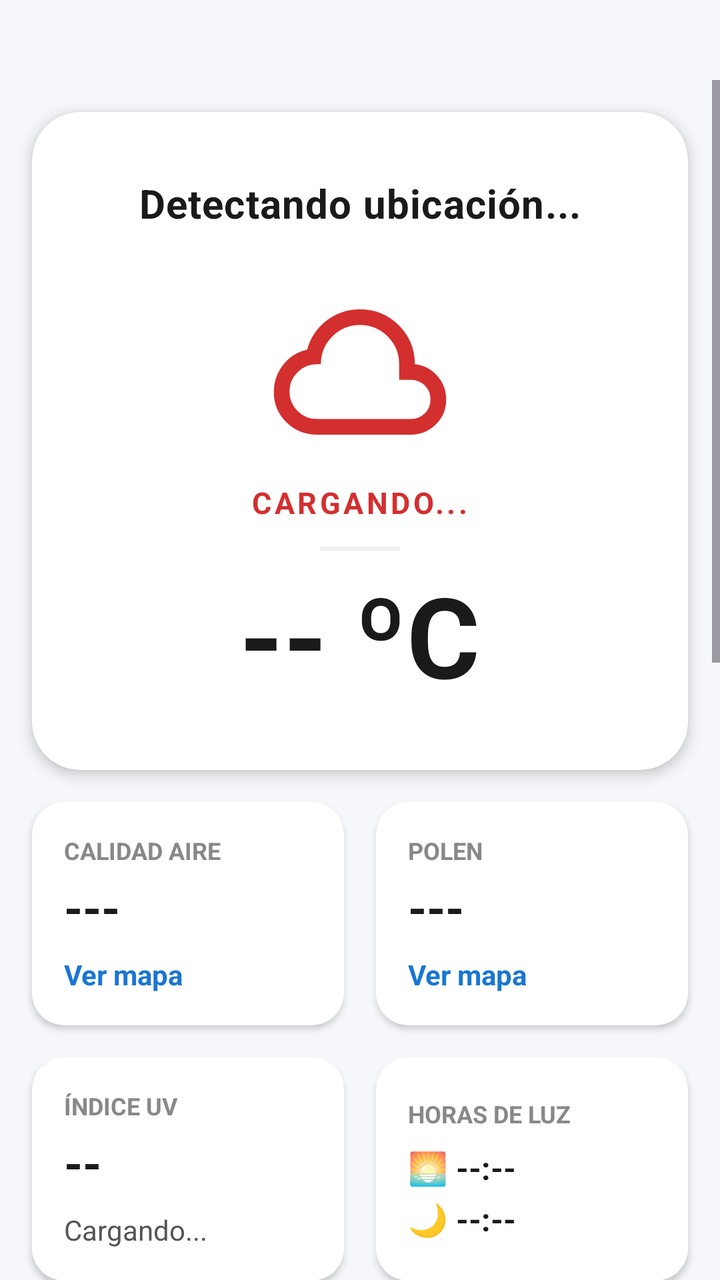
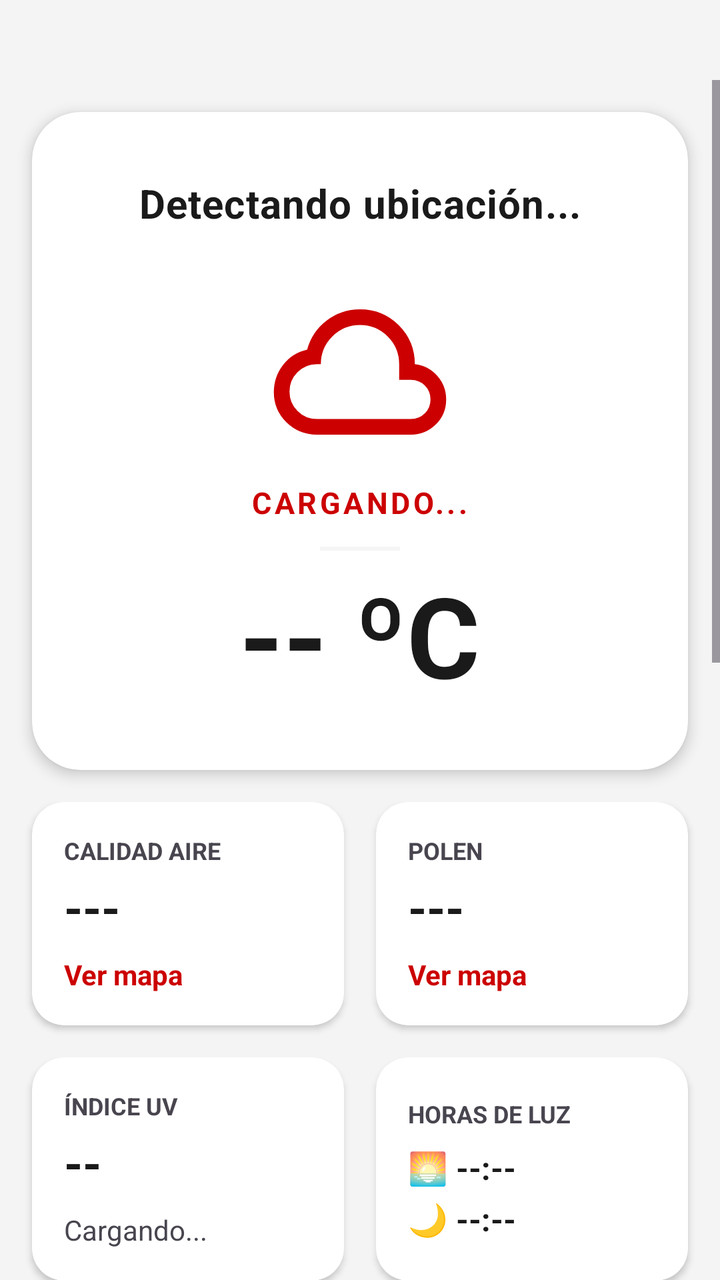

Compare the two renders of this Android layout. The source of the first and the diff that turns it into the second are given below.
<!-- AndroidManifest.xml: application theme Theme.Unigodas -->
<!-- res/layout/fragment_weather.xml -->
<?xml version="1.0" encoding="utf-8"?>
<ScrollView xmlns:android="http://schemas.android.com/apk/res/android"
    xmlns:app="http://schemas.android.com/apk/res-auto"
    android:layout_width="match_parent"
    android:layout_height="match_parent"
    android:fillViewport="true"
    android:paddingTop="40dp"
    android:clipToPadding="false"
    android:background="#F5F7FA">

    <LinearLayout
        android:layout_width="match_parent"
        android:layout_height="match_parent"
        android:orientation="vertical">

        <androidx.cardview.widget.CardView
            android:layout_width="match_parent"
            android:layout_height="wrap_content"
            android:layout_margin="16dp"
            app:cardCornerRadius="24dp"
            app:cardElevation="4dp"
            app:cardBackgroundColor="@android:color/white">

            <LinearLayout
                android:layout_width="match_parent"
                android:layout_height="wrap_content"
                android:orientation="vertical"
                android:gravity="center"
                android:padding="32dp">

                <TextView
                    android:id="@+id/tvUbicacionPrincipal"
                    android:layout_width="wrap_content"
                    android:layout_height="wrap_content"
                    android:text="Detectando ubicación..."
                    android:textSize="20sp"
                    android:textStyle="bold"
                    android:textColor="#1A1A1A"
                    android:letterSpacing="0.02" />

                <ImageView
                    android:id="@+id/ivIconoClimaPrincipal"
                    android:layout_width="110dp"
                    android:layout_height="110dp"
                    android:layout_marginTop="16dp"
                    android:padding="8dp"
                    android:src="@drawable/ic_clima_nubes"
                    app:tint="#D32F2F" /> <TextView
                android:id="@+id/tvDescripcionClima"
                android:layout_width="wrap_content"
                android:layout_height="wrap_content"
                android:text="Cargando..."
                android:textSize="15sp"
                android:textAllCaps="true"
                android:letterSpacing="0.1"
                android:textColor="#D32F2F"
                android:textStyle="bold" />

                <View
                    android:layout_width="40dp"
                    android:layout_height="2dp"
                    android:background="#EEEEEE"
                    android:layout_marginTop="12dp"
                    android:layout_marginBottom="12dp" />

                <TextView
                    android:id="@+id/tvTemperaturaPrincipal"
                    android:layout_width="wrap_content"
                    android:layout_height="wrap_content"
                    android:text="-- ºC"
                    android:textSize="56sp"
                    android:textStyle="bold"
                    android:textColor="#1A1A1A"
                    android:includeFontPadding="false" />

            </LinearLayout>
        </androidx.cardview.widget.CardView>

        <LinearLayout
            android:layout_width="match_parent"
            android:layout_height="wrap_content"
            android:orientation="horizontal"
            android:layout_marginHorizontal="12dp"
            android:paddingHorizontal="4dp"
            android:paddingBottom="8dp"
            android:layout_marginBottom="8dp"
            android:clipToPadding="false"
            android:baselineAligned="false">

            <androidx.cardview.widget.CardView
                android:id="@+id/cvMapaAire"
                android:layout_width="0dp"
                android:layout_height="wrap_content"
                android:layout_weight="1"
                android:layout_marginEnd="8dp"
                app:cardCornerRadius="16dp"
                app:cardElevation="2dp"
                android:clickable="true"
                android:focusable="true"
                android:foreground="?attr/selectableItemBackground"
                app:cardBackgroundColor="@android:color/white">

                <LinearLayout
                    android:layout_width="match_parent"
                    android:layout_height="wrap_content"
                    android:orientation="vertical"
                    android:padding="16dp">

                    <TextView
                        android:layout_width="wrap_content"
                        android:layout_height="wrap_content"
                        android:text="CALIDAD AIRE"
                        android:textSize="12sp"
                        android:textStyle="bold"
                        android:textColor="#888888" />

                    <TextView
                        android:id="@+id/tvIndiceAire"
                        android:layout_width="wrap_content"
                        android:layout_height="wrap_content"
                        android:text="---"
                        android:textSize="24sp"
                        android:textStyle="bold"
                        android:textColor="#1A1A1A"
                        android:layout_marginTop="4dp"/>

                    <TextView
                        android:layout_width="wrap_content"
                        android:layout_height="wrap_content"
                        android:text="Ver mapa "
                        android:textSize="14sp"
                        android:textColor="#1976D2"
                        android:textStyle="bold"
                        android:layout_marginTop="8dp"/>
                </LinearLayout>
            </androidx.cardview.widget.CardView>

            <androidx.cardview.widget.CardView
                android:id="@+id/cvMapaPolen"
                android:layout_width="0dp"
                android:layout_height="wrap_content"
                android:layout_weight="1"
                android:layout_marginStart="8dp"
                app:cardCornerRadius="16dp"
                app:cardElevation="2dp"
                android:clickable="true"
                android:focusable="true"
                android:foreground="?attr/selectableItemBackground"
                app:cardBackgroundColor="@android:color/white">

                <LinearLayout
                    android:layout_width="match_parent"
                    android:layout_height="wrap_content"
                    android:orientation="vertical"
                    android:padding="16dp">

                    <TextView
                        android:layout_width="wrap_content"
                        android:layout_height="wrap_content"
                        android:text="POLEN"
                        android:textSize="12sp"
                        android:textStyle="bold"
                        android:textColor="#888888" />

                    <TextView
                        android:id="@+id/tvIndicePolen"
                        android:layout_width="wrap_content"
                        android:layout_height="wrap_content"
                        android:text="---"
                        android:textSize="24sp"
                        android:textStyle="bold"
                        android:textColor="#1A1A1A"
                        android:layout_marginTop="4dp"/>

                    <TextView
                        android:layout_width="wrap_content"
                        android:layout_height="wrap_content"
                        android:text="Ver mapa"
                        android:textSize="14sp"
                        android:textColor="#1976D2"
                        android:textStyle="bold"
                        android:layout_marginTop="8dp"/>
                </LinearLayout>
            </androidx.cardview.widget.CardView>
        </LinearLayout>
        <LinearLayout
            android:layout_width="match_parent"
            android:layout_height="wrap_content"
            android:orientation="horizontal"
            android:layout_marginHorizontal="12dp"
            android:paddingHorizontal="4dp"
            android:paddingBottom="8dp"
            android:layout_marginBottom="16dp"
            android:clipToPadding="false"
            android:baselineAligned="false">

            <androidx.cardview.widget.CardView
                android:layout_width="0dp"
                android:layout_height="match_parent"
                android:layout_weight="1"
                android:layout_marginEnd="8dp"
                app:cardCornerRadius="16dp"
                app:cardElevation="2dp"
                app:cardBackgroundColor="@android:color/white">

                <LinearLayout
                    android:layout_width="match_parent"
                    android:layout_height="match_parent"
                    android:orientation="vertical"
                    android:padding="16dp">

                    <TextView
                        android:layout_width="wrap_content"
                        android:layout_height="wrap_content"
                        android:text="ÍNDICE UV"
                        android:textSize="12sp"
                        android:textStyle="bold"
                        android:textColor="#888888" />

                    <TextView
                        android:id="@+id/tvValorUV"
                        android:layout_width="wrap_content"
                        android:layout_height="wrap_content"
                        android:text="--"
                        android:textSize="24sp"
                        android:textStyle="bold"
                        android:textColor="#1A1A1A"
                        android:layout_marginTop="4dp"/>

                    <TextView
                        android:id="@+id/tvDescUV"
                        android:layout_width="wrap_content"
                        android:layout_height="wrap_content"
                        android:text="Cargando..."
                        android:textSize="14sp"
                        android:textColor="#555555"
                        android:layout_marginTop="8dp"/>
                </LinearLayout>
            </androidx.cardview.widget.CardView>

            <androidx.cardview.widget.CardView
                android:layout_width="0dp"
                android:layout_height="match_parent"
                android:layout_weight="1"
                android:layout_marginStart="8dp"
                app:cardCornerRadius="16dp"
                app:cardElevation="2dp"
                app:cardBackgroundColor="@android:color/white">

                <LinearLayout
                    android:layout_width="match_parent"
                    android:layout_height="match_parent"
                    android:orientation="vertical"
                    android:padding="16dp"
                    android:gravity="center_vertical">

                    <TextView
                        android:layout_width="wrap_content"
                        android:layout_height="wrap_content"
                        android:text="HORAS DE LUZ"
                        android:textSize="12sp"
                        android:textStyle="bold"
                        android:textColor="#888888" />

                    <TextView
                        android:id="@+id/tvAmanecer"
                        android:layout_width="wrap_content"
                        android:layout_height="wrap_content"
                        android:text="🌅 --:--"
                        android:textSize="16sp"
                        android:textStyle="bold"
                        android:textColor="#1A1A1A"
                        android:layout_marginTop="8dp"/>

                    <TextView
                        android:id="@+id/tvAnochecer"
                        android:layout_width="wrap_content"
                        android:layout_height="wrap_content"
                        android:text="🌙 --:--"
                        android:textSize="16sp"
                        android:textStyle="bold"
                        android:textColor="#1A1A1A"
                        android:layout_marginTop="4dp"/>
                </LinearLayout>
            </androidx.cardview.widget.CardView>
        </LinearLayout>
        <TextView
            android:layout_width="match_parent"
            android:layout_height="wrap_content"
            android:text="Clima en tus Campus Favoritos"
            android:textSize="16sp"
            android:textStyle="bold"
            android:paddingHorizontal="16dp"
            android:paddingTop="16dp"
            android:paddingBottom="8dp" />

        <GridLayout
            android:id="@+id/glFavoritosContainer"
            android:layout_width="match_parent"
            android:layout_height="wrap_content"
            android:columnCount="3"
            android:paddingHorizontal="12dp"
            android:alignmentMode="alignMargins" />

        <androidx.cardview.widget.CardView
            android:layout_width="match_parent"
            android:layout_height="wrap_content"
            android:layout_marginHorizontal="16dp"
            android:layout_marginTop="20dp"
            android:layout_marginBottom="8dp"
            app:cardCornerRadius="16dp"
            app:cardElevation="0dp"
            app:cardBackgroundColor="#FFF5F5">
            <LinearLayout
                android:layout_width="match_parent"
                android:layout_height="wrap_content"
                android:orientation="vertical"
                android:padding="20dp">

                <TextView
                    android:layout_width="wrap_content"
                    android:layout_height="wrap_content"
                    android:text="Pronóstico Euskalmet"
                    android:textStyle="bold"
                    android:textSize="14sp"
                    android:textColor="#D32F2F" />
                <TextView
                    android:id="@+id/tvPronosticoBilbao"
                    android:layout_width="match_parent"
                    android:layout_height="wrap_content"
                    android:layout_marginTop="8dp"
                    android:text="Cargando información oficial..."
                    android:textSize="14sp"
                    android:lineHeight="20sp"
                    android:textColor="#444444" />
            </LinearLayout>
        </androidx.cardview.widget.CardView>

        <TextView
            android:layout_width="match_parent"
            android:layout_height="wrap_content"
            android:text="Radar de Precipitaciones en Vivo"
            android:textSize="16sp"
            android:textStyle="bold"
            android:padding="16dp"
            android:layout_marginTop="8dp"/>

        <WebView
            android:id="@+id/wvRadarLluvia"
            android:layout_width="match_parent"
            android:layout_height="400dp"
            android:layout_margin="16dp"
            android:background="@android:color/darker_gray"/>

    </LinearLayout>
</ScrollView>
<!-- resources referenced by this layout -->
<resources>
  <!-- drawable ic_clima_nubes (drawable) -->
  <vector xmlns:android="http://schemas.android.com/apk/res/android" android:height="24dp" android:tint="#000000" android:viewportHeight="960" android:viewportWidth="960" android:width="24dp">
        
      <path android:fillColor="@android:color/white" android:pathData="M260,800Q169,800 104.5,737Q40,674 40,583Q40,505 87,444Q134,383 210,366Q235,274 310,217Q385,160 480,160Q597,160 678.5,241.5Q760,323 760,440L760,440L760,440Q829,448 874.5,499.5Q920,551 920,620Q920,695 867.5,747.5Q815,800 740,800L260,800ZM260,720L740,720Q782,720 811,691Q840,662 840,620Q840,578 811,549Q782,520 740,520L680,520L680,440Q680,357 621.5,298.5Q563,240 480,240Q397,240 338.5,298.5Q280,357 280,440L280,440L260,440Q202,440 161,481Q120,522 120,580Q120,638 161,679Q202,720 260,720ZM480,480Q480,480 480,480Q480,480 480,480Q480,480 480,480Q480,480 480,480L480,480L480,480Q480,480 480,480Q480,480 480,480Q480,480 480,480Q480,480 480,480L480,480L480,480Q480,480 480,480Q480,480 480,480Q480,480 480,480Q480,480 480,480Z"/>
      
  </vector>
  <style name="Theme.Unigodas" parent="Base.Theme.Unigodas" />
  <style name="Base.Theme.Unigodas" parent="Theme.Material3.DayNight.NoActionBar">
          
          <item name="colorPrimary">@color/bilbao_red</item>
          <item name="colorOnPrimary">@color/white</item>
          <item name="colorPrimaryContainer">@color/bilbao_red_dark</item>
  
          
          <item name="colorSecondary">@color/bilbao_grey_dark</item>
          <item name="colorOnSecondary">@color/white</item>
  
          
          <item name="android:colorBackground">@color/bg_light</item>
          <item name="colorSurface">@color/white</item>
  
          <item name="preferenceTheme">@style/PreferenceThemeOverlay</item>
      </style>
  <color name="bilbao_red">#FFCC0000</color>
  <color name="white">#FFFFFF</color>
  <color name="bilbao_red_dark">#FF990000</color>
  <color name="bilbao_grey_dark">#FF333333</color>
  <color name="bg_light">#F4F4F4</color>
</resources>

<!-- the commit's change to res/layout/fragment_weather.xml (unified diff, before → after) -->
@@ -6,7 +6,7 @@
     android:fillViewport="true"
     android:paddingTop="40dp"
     android:clipToPadding="false"
-    android:background="#F5F7FA">
+    android:background="?android:attr/colorBackground">
 
     <LinearLayout
         android:layout_width="match_parent"
@@ -19,7 +19,7 @@
             android:layout_margin="16dp"
             app:cardCornerRadius="24dp"
             app:cardElevation="4dp"
-            app:cardBackgroundColor="@android:color/white">
+            app:cardBackgroundColor="?attr/colorSurface">
 
             <LinearLayout
                 android:layout_width="match_parent"
@@ -35,7 +35,7 @@
                     android:text="Detectando ubicación..."
                     android:textSize="20sp"
                     android:textStyle="bold"
-                    android:textColor="#1A1A1A"
+                    android:textColor="?attr/colorOnSurface"
                     android:letterSpacing="0.02" />
 
                 <ImageView
@@ -45,21 +45,23 @@
                     android:layout_marginTop="16dp"
                     android:padding="8dp"
                     android:src="@drawable/ic_clima_nubes"
-                    app:tint="#D32F2F" /> <TextView
-                android:id="@+id/tvDescripcionClima"
-                android:layout_width="wrap_content"
-                android:layout_height="wrap_content"
-                android:text="Cargando..."
-                android:textSize="15sp"
-                android:textAllCaps="true"
-                android:letterSpacing="0.1"
-                android:textColor="#D32F2F"
-                android:textStyle="bold" />
+                    app:tint="@color/bilbao_red" />
+
+                <TextView
+                    android:id="@+id/tvDescripcionClima"
+                    android:layout_width="wrap_content"
+                    android:layout_height="wrap_content"
+                    android:text="Cargando..."
+                    android:textSize="15sp"
+                    android:textAllCaps="true"
+                    android:letterSpacing="0.1"
+                    android:textColor="@color/bilbao_red"
+                    android:textStyle="bold" />
 
                 <View
                     android:layout_width="40dp"
                     android:layout_height="2dp"
-                    android:background="#EEEEEE"
+                    android:background="?attr/colorSurfaceVariant"
                     android:layout_marginTop="12dp"
                     android:layout_marginBottom="12dp" />
 
@@ -70,7 +72,7 @@
                     android:text="-- ºC"
                     android:textSize="56sp"
                     android:textStyle="bold"
-                    android:textColor="#1A1A1A"
+                    android:textColor="?attr/colorOnSurface"
                     android:includeFontPadding="false" />
 
             </LinearLayout>
@@ -98,7 +100,7 @@
                 android:clickable="true"
                 android:focusable="true"
                 android:foreground="?attr/selectableItemBackground"
-                app:cardBackgroundColor="@android:color/white">
+                app:cardBackgroundColor="?attr/colorSurface">
 
                 <LinearLayout
                     android:layout_width="match_parent"
@@ -112,7 +114,7 @@
                         android:text="CALIDAD AIRE"
                         android:textSize="12sp"
                         android:textStyle="bold"
-                        android:textColor="#888888" />
+                        android:textColor="?android:attr/textColorSecondary" />
 
                     <TextView
                         android:id="@+id/tvIndiceAire"
@@ -121,7 +123,7 @@
                         android:text="---"
                         android:textSize="24sp"
                         android:textStyle="bold"
-                        android:textColor="#1A1A1A"
+                        android:textColor="?attr/colorOnSurface"
                         android:layout_marginTop="4dp"/>
 
                     <TextView
@@ -129,7 +131,7 @@
                         android:layout_height="wrap_content"
                         android:text="Ver mapa "
                         android:textSize="14sp"
-                        android:textColor="#1976D2"
+                        android:textColor="?attr/colorPrimary"
                         android:textStyle="bold"
                         android:layout_marginTop="8dp"/>
                 </LinearLayout>
@@ -146,7 +148,7 @@
                 android:clickable="true"
                 android:focusable="true"
                 android:foreground="?attr/selectableItemBackground"
-                app:cardBackgroundColor="@android:color/white">
+                app:cardBackgroundColor="?attr/colorSurface">
 
                 <LinearLayout
                     android:layout_width="match_parent"
@@ -160,7 +162,7 @@
                         android:text="POLEN"
                         android:textSize="12sp"
                         android:textStyle="bold"
-                        android:textColor="#888888" />
+                        android:textColor="?android:attr/textColorSecondary" />
 
                     <TextView
                         android:id="@+id/tvIndicePolen"
@@ -169,7 +171,7 @@
                         android:text="---"
                         android:textSize="24sp"
                         android:textStyle="bold"
-                        android:textColor="#1A1A1A"
+                        android:textColor="?attr/colorOnSurface"
                         android:layout_marginTop="4dp"/>
 
                     <TextView
@@ -177,12 +179,13 @@
                         android:layout_height="wrap_content"
                         android:text="Ver mapa"
                         android:textSize="14sp"
-                        android:textColor="#1976D2"
+                        android:textColor="?attr/colorPrimary"
                         android:textStyle="bold"
                         android:layout_marginTop="8dp"/>
                 </LinearLayout>
             </androidx.cardview.widget.CardView>
         </LinearLayout>
+
         <LinearLayout
             android:layout_width="match_parent"
             android:layout_height="wrap_content"
@@ -201,7 +204,7 @@
                 android:layout_marginEnd="8dp"
                 app:cardCornerRadius="16dp"
                 app:cardElevation="2dp"
-                app:cardBackgroundColor="@android:color/white">
+                app:cardBackgroundColor="?attr/colorSurface">
 
                 <LinearLayout
                     android:layout_width="match_parent"
@@ -215,7 +218,7 @@
                         android:text="ÍNDICE UV"
                         android:textSize="12sp"
                         android:textStyle="bold"
-                        android:textColor="#888888" />
+                        android:textColor="?android:attr/textColorSecondary" />
 
                     <TextView
                         android:id="@+id/tvValorUV"
@@ -224,7 +227,7 @@
                         android:text="--"
                         android:textSize="24sp"
                         android:textStyle="bold"
-                        android:textColor="#1A1A1A"
+                        android:textColor="?attr/colorOnSurface"
                         android:layout_marginTop="4dp"/>
 
                     <TextView
@@ -233,7 +236,7 @@
                         android:layout_height="wrap_content"
                         android:text="Cargando..."
                         android:textSize="14sp"
-                        android:textColor="#555555"
+                        android:textColor="?android:attr/textColorSecondary"
                         android:layout_marginTop="8dp"/>
                 </LinearLayout>
             </androidx.cardview.widget.CardView>
@@ -245,7 +248,7 @@
                 android:layout_marginStart="8dp"
                 app:cardCornerRadius="16dp"
                 app:cardElevation="2dp"
-                app:cardBackgroundColor="@android:color/white">
+                app:cardBackgroundColor="?attr/colorSurface">
 
                 <LinearLayout
                     android:layout_width="match_parent"
@@ -260,7 +263,7 @@
                         android:text="HORAS DE LUZ"
                         android:textSize="12sp"
                         android:textStyle="bold"
-                        android:textColor="#888888" />
+                        android:textColor="?android:attr/textColorSecondary" />
 
                     <TextView
                         android:id="@+id/tvAmanecer"
@@ -269,7 +272,7 @@
                         android:text="🌅 --:--"
                         android:textSize="16sp"
                         android:textStyle="bold"
-                        android:textColor="#1A1A1A"
+                        android:textColor="?attr/colorOnSurface"
                         android:layout_marginTop="8dp"/>
 
                     <TextView
@@ -279,11 +282,12 @@
                         android:text="🌙 --:--"
                         android:textSize="16sp"
                         android:textStyle="bold"
-                        android:textColor="#1A1A1A"
+                        android:textColor="?attr/colorOnSurface"
                         android:layout_marginTop="4dp"/>
                 </LinearLayout>
             </androidx.cardview.widget.CardView>
         </LinearLayout>
+
         <TextView
             android:layout_width="match_parent"
             android:layout_height="wrap_content"
@@ -292,7 +296,8 @@
             android:textStyle="bold"
             android:paddingHorizontal="16dp"
             android:paddingTop="16dp"
-            android:paddingBottom="8dp" />
+            android:paddingBottom="8dp"
+            android:textColor="?attr/colorOnSurface" />
 
         <GridLayout
             android:id="@+id/glFavoritosContainer"
@@ -310,7 +315,7 @@
             android:layout_marginBottom="8dp"
             app:cardCornerRadius="16dp"
             app:cardElevation="0dp"
-            app:cardBackgroundColor="#FFF5F5">
+            app:cardBackgroundColor="?attr/colorSurfaceVariant">
             <LinearLayout
                 android:layout_width="match_parent"
                 android:layout_height="wrap_content"
@@ -323,7 +328,7 @@
                     android:text="Pronóstico Euskalmet"
                     android:textStyle="bold"
                     android:textSize="14sp"
-                    android:textColor="#D32F2F" />
+                    android:textColor="@color/bilbao_red" />
                 <TextView
                     android:id="@+id/tvPronosticoBilbao"
                     android:layout_width="match_parent"
@@ -332,7 +337,7 @@
                     android:text="Cargando información oficial..."
                     android:textSize="14sp"
                     android:lineHeight="20sp"
-                    android:textColor="#444444" />
+                    android:textColor="?attr/colorOnSurfaceVariant" />
             </LinearLayout>
         </androidx.cardview.widget.CardView>
 
@@ -343,7 +348,8 @@
             android:textSize="16sp"
             android:textStyle="bold"
             android:padding="16dp"
-            android:layout_marginTop="8dp"/>
+            android:layout_marginTop="8dp"
+            android:textColor="?attr/colorOnSurface" />
 
         <WebView
             android:id="@+id/wvRadarLluvia"
<!-- resource entries referenced after the edit -->
@@ -12,6 +12,7 @@
           <item name="colorPrimary">@color/bilbao_red</item>
           <item name="colorOnPrimary">@color/white</item>
           <item name="colorPrimaryContainer">@color/bilbao_red_dark</item>
+          <item name="colorOnPrimaryContainer">@color/white</item>
   
           
           <item name="colorSecondary">@color/bilbao_grey_dark</item>
@@ -20,6 +21,9 @@
           
           <item name="android:colorBackground">@color/bg_light</item>
           <item name="colorSurface">@color/white</item>
+          <item name="colorOnSurface">@color/text_dark</item>
+          <item name="colorSurfaceVariant">#F5F5F5</item>
+          <item name="colorOnSurfaceVariant">@color/text_medium</item>
   
           <item name="preferenceTheme">@style/PreferenceThemeOverlay</item>
       </style>
@@ -28,5 +32,7 @@
   <color name="bilbao_red_dark">#FF990000</color>
   <color name="bilbao_grey_dark">#FF333333</color>
   <color name="bg_light">#F4F4F4</color>
+  <color name="text_dark">#1A1A1A</color>
+  <color name="text_medium">#666666</color>
 </resources>
 
